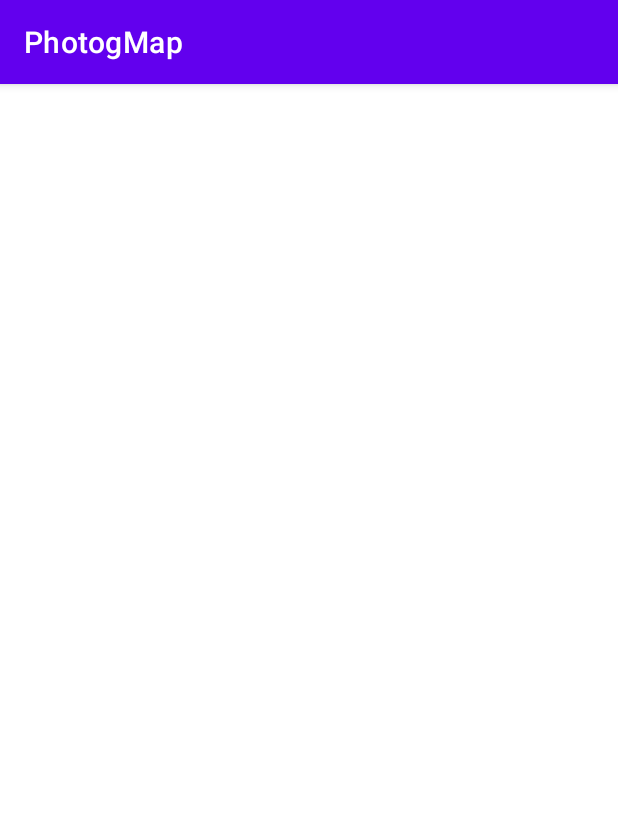
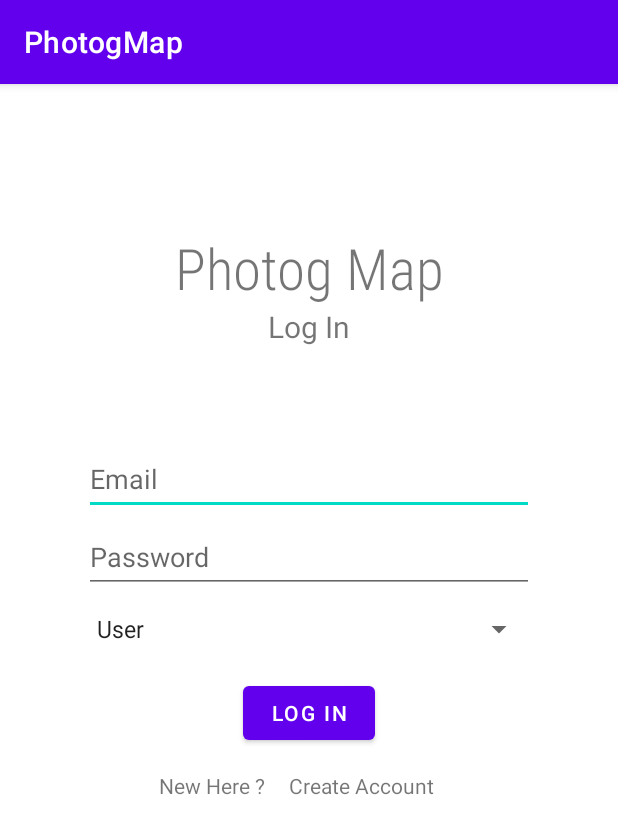
Before and after one commit to stefanescuadrian/CHS-Project, an Android app: the Login screen opened directly, with no data from a screen before it, on a phone screen of 412 x 824 dp. Shown: the top 834 px of the screen. Run offline under Robolectric (Android 15) with nearby library versions, the light colour scheme and no system bars.

Commit message:
Add LogIn UI

```diff
--- a/app/src/main/java/com/upt/cti/photogmap/Login.java
+++ b/app/src/main/java/com/upt/cti/photogmap/Login.java
@@ -10,5 +10,6 @@ public class Login extends AppCompatActivity {
     protected void onCreate(Bundle savedInstanceState) {
         super.onCreate(savedInstanceState);
         setContentView(R.layout.activity_login);
+
     }
 }
--- a/app/src/main/res/layout/activity_login.xml
+++ b/app/src/main/res/layout/activity_login.xml
@@ -6,4 +6,115 @@
     android:layout_height="match_parent"
     tools:context=".Login">
 
+    <TextView
+        android:id="@+id/appNameTitle"
+        android:layout_width="wrap_content"
+        android:layout_height="wrap_content"
+        android:layout_gravity="center_horizontal"
+        android:layout_marginTop="64dp"
+        android:fontFamily="sans-serif-condensed-light"
+        android:text="@string/photog_map"
+        android:textSize="38sp"
+        app:layout_constraintBottom_toBottomOf="parent"
+        app:layout_constraintEnd_toEndOf="parent"
+        app:layout_constraintHorizontal_bias="0.502"
+        app:layout_constraintStart_toStartOf="parent"
+        app:layout_constraintTop_toTopOf="parent"
+        app:layout_constraintVertical_bias="0.050000012" />
+
+    <TextView
+        android:id="@+id/tLogin"
+        android:layout_width="wrap_content"
+        android:layout_height="wrap_content"
+        android:text="@string/log_in"
+        android:textSize="20sp"
+        app:layout_constraintEnd_toEndOf="parent"
+        app:layout_constraintStart_toStartOf="parent"
+        app:layout_constraintTop_toBottomOf="@+id/appNameTitle" />
+
+    <EditText
+        android:id="@+id/eEmailLogIn"
+        android:layout_width="wrap_content"
+        android:layout_height="wrap_content"
+        android:layout_marginTop="64dp"
+        android:ems="10"
+        android:hint="@string/email"
+        android:inputType="textEmailAddress"
+        android:minWidth="300dp"
+        android:minHeight="48dp"
+        app:layout_constraintBottom_toBottomOf="parent"
+        app:layout_constraintEnd_toEndOf="parent"
+        app:layout_constraintStart_toStartOf="parent"
+        app:layout_constraintTop_toBottomOf="@+id/tLogin"
+        app:layout_constraintVertical_bias="0.0"
+        android:autofillHints="" />
+
+    <EditText
+        android:id="@+id/ePasswordLogIn"
+        android:layout_width="wrap_content"
+        android:layout_height="wrap_content"
+        android:layout_marginTop="4dp"
+        android:ems="10"
+        android:hint="@string/password"
+        android:inputType="textPassword"
+        android:minWidth="300dp"
+        android:minHeight="48dp"
+        app:layout_constraintBottom_toBottomOf="parent"
+        app:layout_constraintEnd_toEndOf="parent"
+        app:layout_constraintStart_toStartOf="parent"
+        app:layout_constraintTop_toBottomOf="@+id/eEmailLogIn"
+        app:layout_constraintVertical_bias="0.0"
+        android:autofillHints="" />
+
+    <Spinner
+        android:id="@+id/sRoleLogIn"
+        android:layout_width="wrap_content"
+        android:layout_height="0dp"
+        android:entries="@array/roles"
+        android:minWidth="300dp"
+        android:minHeight="48dp"
+        android:spinnerMode="dropdown"
+        app:layout_constraintEnd_toEndOf="parent"
+        app:layout_constraintHorizontal_bias="0.504"
+        app:layout_constraintStart_toStartOf="parent"
+        app:layout_constraintTop_toBottomOf="@+id/ePasswordLogIn" />
+
+    <Button
+        android:id="@+id/btnLogIn"
+        android:layout_width="wrap_content"
+        android:layout_height="wrap_content"
+        android:layout_marginTop="8dp"
+        android:text="@string/log_in"
+        app:layout_constraintEnd_toEndOf="parent"
+        app:layout_constraintStart_toStartOf="parent"
+        app:layout_constraintTop_toBottomOf="@+id/sRoleLogIn" />
+
+    <LinearLayout
+        android:id="@+id/linearLayout"
+        android:layout_width="200dp"
+        android:layout_height="28dp"
+        android:orientation="horizontal"
+        app:layout_constraintBottom_toBottomOf="parent"
+        app:layout_constraintEnd_toEndOf="parent"
+        app:layout_constraintStart_toStartOf="parent"
+        app:layout_constraintTop_toBottomOf="@+id/btnLogIn"
+        app:layout_constraintVertical_bias="0.050000012">
+
+        <TextView
+            android:id="@+id/tNewHere"
+            android:layout_width="wrap_content"
+            android:layout_height="wrap_content"
+            android:layout_weight="1"
+            android:text="@string/new_here" />
+
+        <TextView
+            android:id="@+id/tCreateAccount"
+            android:layout_width="wrap_content"
+            android:layout_height="wrap_content"
+            android:layout_weight="1"
+            android:clickable="true"
+            android:text="@string/create_account"
+            android:focusable="true" />
+    </LinearLayout>
+
 </androidx.constraintlayout.widget.ConstraintLayout>
--- a/app/src/main/res/layout/activity_register.xml
+++ b/app/src/main/res/layout/activity_register.xml
@@ -34,7 +34,7 @@
         app:layout_constraintTop_toBottomOf="@+id/appNameTitle" />
 
     <EditText
-        android:id="@+id/editTextTextPersonName7"
+        android:id="@+id/eFirstNameRegister"
         android:layout_width="wrap_content"
         android:layout_height="wrap_content"
         android:layout_marginTop="4dp"
@@ -46,10 +46,11 @@
         app:layout_constraintEnd_toEndOf="parent"
         app:layout_constraintHorizontal_bias="0.497"
         app:layout_constraintStart_toStartOf="parent"
-        app:layout_constraintTop_toBottomOf="@+id/tCreateNewAccount" />
+        app:layout_constraintTop_toBottomOf="@+id/tCreateNewAccount"
+        android:autofillHints="" />
 
     <EditText
-        android:id="@+id/editTextTextPersonName8"
+        android:id="@+id/eLastNameRegister"
         android:layout_width="wrap_content"
         android:layout_height="wrap_content"
         android:layout_marginTop="4dp"
@@ -60,7 +61,8 @@
         android:minHeight="48dp"
         app:layout_constraintEnd_toEndOf="parent"
         app:layout_constraintStart_toStartOf="parent"
-        app:layout_constraintTop_toBottomOf="@+id/editTextTextPersonName7" />
+        app:layout_constraintTop_toBottomOf="@+id/eFirstNameRegister"
+        android:autofillHints="" />
 
     <EditText
         android:id="@+id/editTextTextPersonName9"
@@ -74,7 +76,8 @@
         android:minHeight="48dp"
         app:layout_constraintEnd_toEndOf="parent"
         app:layout_constraintStart_toStartOf="parent"
-        app:layout_constraintTop_toBottomOf="@+id/editTextTextPersonName8" />
+        app:layout_constraintTop_toBottomOf="@+id/eLastNameRegister"
+        android:autofillHints="" />
 
     <EditText
         android:id="@+id/editTextTextPersonName10"
@@ -88,7 +91,8 @@
         android:minHeight="48dp"
         app:layout_constraintEnd_toEndOf="parent"
         app:layout_constraintStart_toStartOf="parent"
-        app:layout_constraintTop_toBottomOf="@+id/editTextTextPersonName9" />
+        app:layout_constraintTop_toBottomOf="@+id/editTextTextPersonName9"
+        android:autofillHints="" />
 
     <EditText
         android:id="@+id/editTextTextPersonName11"
@@ -102,7 +106,8 @@
         android:minHeight="48dp"
         app:layout_constraintEnd_toEndOf="parent"
         app:layout_constraintStart_toStartOf="parent"
-        app:layout_constraintTop_toBottomOf="@+id/editTextTextPersonName10" />
+        app:layout_constraintTop_toBottomOf="@+id/editTextTextPersonName10"
+        android:autofillHints="" />
 
     <Spinner
         android:id="@+id/spinner2"
--- a/app/src/main/res/values/strings.xml
+++ b/app/src/main/res/values/strings.xml
@@ -19,4 +19,7 @@
     <string name="cover_image">Cover Image</string>
     <string name="todo">TODO</string>
     <string name="photog_map">Photog Map</string>
+    <string name="new_here">New Here ?</string>
+    <string name="create_account">Create Account</string>
+    <string name="log_in">Log In</string>
 </resources>
```
